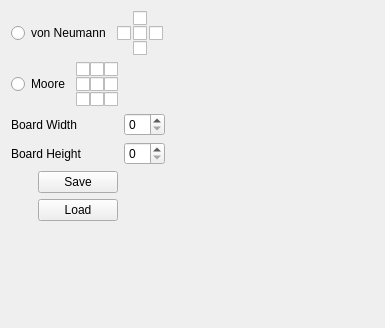
Above: ConfigWindow/tab_general.ui from Skwara/CA_Suite before the change. Below: the same form after it.
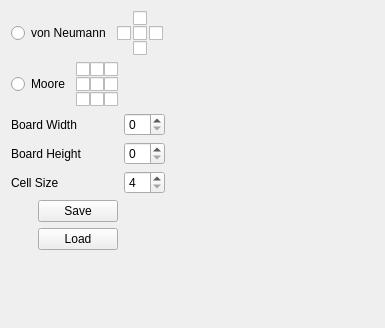
That is the form after the change.

Patch:
```diff
--- a/ConfigWindow/tab_general.ui
+++ b/ConfigWindow/tab_general.ui
@@ -223,7 +223,21 @@
    <item row="3" column="2">
     <widget class="QSpinBox" name="spinBox_boardHeight"/>
    </item>
-   <item row="4" column="1">
+   <item row="4" column="0" colspan="2">
+    <widget class="QLabel" name="label_3">
+     <property name="text">
+      <string>Cell Size</string>
+     </property>
+    </widget>
+   </item>
+   <item row="4" column="2">
+    <widget class="QSpinBox" name="spinBox_cellSize">
+     <property name="minimum">
+      <number>4</number>
+     </property>
+    </widget>
+   </item>
+   <item row="5" column="1">
     <widget class="QPushButton" name="pushButton_save">
      <property name="maximumSize">
       <size>
@@ -236,7 +250,7 @@
      </property>
     </widget>
    </item>
-   <item row="5" column="1">
+   <item row="6" column="1">
     <widget class="QPushButton" name="pushButton_load">
      <property name="maximumSize">
       <size>
@@ -249,7 +263,7 @@
      </property>
     </widget>
    </item>
-   <item row="6" column="0">
+   <item row="7" column="0">
     <spacer name="verticalSpacer">
      <property name="orientation">
       <enum>Qt::Vertical</enum>
```
Left out of the diff: 2 changed lines with no effect on the pictures.
